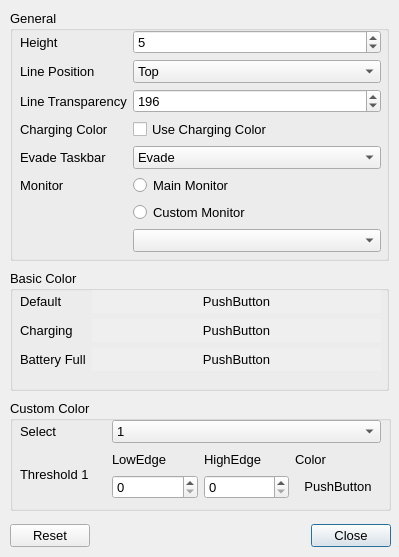
The window that settingdialog.ui (ied206/BatteryLine-v2) describes before a commit, drawn with Qt 5.
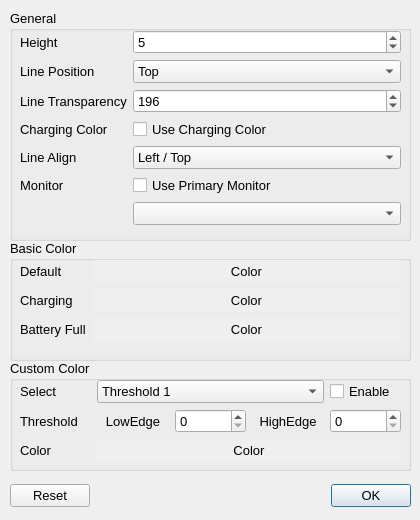
The same window after the commit.

Commit message: Implmented all functions of SettingDialog

Patch:
```diff
--- a/settingdialog.ui
+++ b/settingdialog.ui
@@ -6,8 +6,8 @@
    <rect>
     <x>0</x>
     <y>0</y>
-    <width>399</width>
-    <height>557</height>
+    <width>420</width>
+    <height>520</height>
    </rect>
   </property>
   <property name="font">
@@ -23,8 +23,8 @@
    <property name="geometry">
     <rect>
      <x>10</x>
-     <y>520</y>
-     <width>381</width>
+     <y>480</y>
+     <width>401</width>
      <height>32</height>
     </rect>
    </property>
@@ -32,15 +32,15 @@
     <enum>Qt::Horizontal</enum>
    </property>
    <property name="standardButtons">
-    <set>QDialogButtonBox::Close|QDialogButtonBox::Reset</set>
+    <set>QDialogButtonBox::Ok|QDialogButtonBox::Reset</set>
    </property>
   </widget>
   <widget class="QGroupBox" name="customColorGroupBox">
    <property name="geometry">
     <rect>
      <x>10</x>
-     <y>400</y>
-     <width>381</width>
+     <y>360</y>
+     <width>401</width>
      <height>111</height>
     </rect>
    </property>
@@ -57,69 +57,39 @@
      <rect>
       <x>10</x>
       <y>20</y>
-      <width>361</width>
-      <height>79</height>
+      <width>381</width>
+      <height>85</height>
      </rect>
     </property>
     <layout class="QGridLayout" name="gridLayout_2">
-     <item row="2" column="3">
-      <widget class="QPushButton" name="customColorPushButton">
+     <item row="0" column="4">
+      <widget class="QCheckBox" name="customEnableCheckBox">
        <property name="text">
-        <string>PushButton</string>
-       </property>
-       <property name="flat">
-        <bool>true</bool>
+        <string>Enable</string>
        </property>
       </widget>
      </item>
-     <item row="2" column="2">
-      <widget class="QSpinBox" name="highEdgeSpinBox"/>
-     </item>
-     <item row="2" column="1">
+     <item row="1" column="2">
       <widget class="QSpinBox" name="lowEdgeSpinBox"/>
      </item>
-     <item row="0" column="1" colspan="3">
-      <widget class="QComboBox" name="customColorComboBox">
-       <item>
-        <property name="text">
-         <string>1</string>
-        </property>
-       </item>
-       <item>
-        <property name="text">
-         <string>2</string>
-        </property>
-       </item>
-       <item>
-        <property name="text">
-         <string>3</string>
-        </property>
-       </item>
-       <item>
-        <property name="text">
-         <string>4</string>
-        </property>
-       </item>
-       <item>
-        <property name="text">
-         <string>5</string>
-        </property>
-       </item>
-       <item>
-        <property name="text">
-         <string>6</string>
-        </property>
-       </item>
-       <item>
-        <property name="text">
-         <string>7</string>
-        </property>
-       </item>
-       <item>
-        <property name="text">
-         <string>8</string>
-        </property>
-       </item>
+     <item row="2" column="0">
+      <widget class="QLabel" name="label_23">
+       <property name="text">
+        <string>Color</string>
+       </property>
+       <property name="alignment">
+        <set>Qt::AlignLeading|Qt::AlignLeft|Qt::AlignVCenter</set>
+       </property>
+      </widget>
+     </item>
+     <item row="1" column="3">
+      <widget class="QLabel" name="label_22">
+       <property name="text">
+        <string>HighEdge</string>
+       </property>
+       <property name="alignment">
+        <set>Qt::AlignCenter</set>
+       </property>
       </widget>
      </item>
      <item row="0" column="0">
@@ -129,18 +99,62 @@
        </property>
       </widget>
      </item>
-     <item row="1" column="0" rowspan="2">
+     <item row="1" column="4">
+      <widget class="QSpinBox" name="highEdgeSpinBox">
+       <property name="maximum">
+        <number>100</number>
+       </property>
+      </widget>
+     </item>
+     <item row="1" column="0">
       <widget class="QLabel" name="thresholLabel">
        <property name="text">
-        <string>Threshold 1</string>
+        <string>Threshold</string>
        </property>
       </widget>
      </item>
-     <item row="1" column="2">
-      <widget class="QLabel" name="label_22">
-       <property name="text">
-        <string>HighEdge</string>
-       </property>
+     <item row="0" column="1" colspan="3">
+      <widget class="QComboBox" name="customEnableComboBox">
+       <item>
+        <property name="text">
+         <string>Threshold 1</string>
+        </property>
+       </item>
+       <item>
+        <property name="text">
+         <string>Threshold 2</string>
+        </property>
+       </item>
+       <item>
+        <property name="text">
+         <string>Threshold 3</string>
+        </property>
+       </item>
+       <item>
+        <property name="text">
+         <string>Threshold 4</string>
+        </property>
+       </item>
+       <item>
+        <property name="text">
+         <string>Threshold 5</string>
+        </property>
+       </item>
+       <item>
+        <property name="text">
+         <string>Threshold 6</string>
+        </property>
+       </item>
+       <item>
+        <property name="text">
+         <string>Threshold 7</string>
+        </property>
+       </item>
+       <item>
+        <property name="text">
+         <string>Threshold 8</string>
+        </property>
+       </item>
       </widget>
      </item>
      <item row="1" column="1">
@@ -148,13 +162,22 @@
        <property name="text">
         <string>LowEdge</string>
        </property>
+       <property name="alignment">
+        <set>Qt::AlignCenter</set>
+       </property>
       </widget>
      </item>
-     <item row="1" column="3">
-      <widget class="QLabel" name="label_23">
+     <item row="2" column="1" colspan="4">
+      <widget class="QPushButton" name="customColorPushButton">
+       <property name="autoFillBackground">
+        <bool>true</bool>
+       </property>
        <property name="text">
         <string>Color</string>
        </property>
+       <property name="flat">
+        <bool>true</bool>
+       </property>
       </widget>
      </item>
     </layout>
@@ -164,8 +187,8 @@
    <property name="geometry">
     <rect>
      <x>10</x>
-     <y>270</y>
-     <width>379</width>
+     <y>240</y>
+     <width>401</width>
      <height>121</height>
     </rect>
    </property>
@@ -183,7 +206,7 @@
      <rect>
       <x>10</x>
       <y>20</y>
-      <width>361</width>
+      <width>381</width>
       <height>98</height>
      </rect>
     </property>
@@ -219,7 +242,7 @@
         <bool>true</bool>
        </property>
        <property name="text">
-        <string>PushButton</string>
+        <string>Color</string>
        </property>
        <property name="flat">
         <bool>true</bool>
@@ -240,7 +263,7 @@
       </widget>
      </item>
      <item row="1" column="1">
-      <widget class="QPushButton" name="chargingColorPushButton">
+      <widget class="QPushButton" name="chargeColorPushButton">
        <property name="font">
         <font>
          <family>Segoe UI</family>
@@ -251,7 +274,7 @@
         <bool>true</bool>
        </property>
        <property name="text">
-        <string>PushButton</string>
+        <string>Color</string>
        </property>
        <property name="flat">
         <bool>true</bool>
@@ -283,7 +306,7 @@
         <bool>true</bool>
        </property>
        <property name="text">
-        <string>PushButton</string>
+        <string>Color</string>
        </property>
        <property name="flat">
         <bool>true</bool>
@@ -298,8 +321,8 @@
     <rect>
      <x>10</x>
      <y>10</y>
-     <width>379</width>
-     <height>251</height>
+     <width>401</width>
+     <height>231</height>
     </rect>
    </property>
    <property name="font">
@@ -316,8 +339,8 @@
      <rect>
       <x>10</x>
       <y>20</y>
-      <width>361</width>
-      <height>222</height>
+      <width>381</width>
+      <height>201</height>
      </rect>
     </property>
     <property name="font">
@@ -437,75 +460,6 @@
        </property>
       </widget>
      </item>
-     <item row="4" column="1">
-      <widget class="QComboBox" name="taskbarComboBox">
-       <property name="font">
-        <font>
-         <family>Segoe UI</family>
-         <pointsize>10</pointsize>
-        </font>
-       </property>
-       <item>
-        <property name="text">
-         <string>Evade</string>
-        </property>
-       </item>
-       <item>
-        <property name="text">
-         <string>Ignore</string>
-        </property>
-       </item>
-      </widget>
-     </item>
-     <item row="5" column="0">
-      <widget class="QLabel" name="label_2">
-       <property name="font">
-        <font>
-         <family>Segoe UI</family>
-         <pointsize>10</pointsize>
-        </font>
-       </property>
-       <property name="text">
-        <string>Monitor</string>
-       </property>
-      </widget>
-     </item>
-     <item row="5" column="1">
-      <widget class="QRadioButton" name="mainMonitorRadioButton">
-       <property name="font">
-        <font>
-         <family>Segoe UI</family>
-         <pointsize>10</pointsize>
-        </font>
-       </property>
-       <property name="text">
-        <string>Main Monitor</string>
-       </property>
-      </widget>
-     </item>
-     <item row="7" column="1">
-      <widget class="QComboBox" name="customMonitorComboBox">
-       <property name="font">
-        <font>
-         <family>Segoe UI</family>
-         <pointsize>10</pointsize>
-        </font>
-       </property>
-      </widget>
-     </item>
-     <item row="3" column="1">
-      <widget class="QCheckBox" name="showChargeCheckBox">
-       <property name="font">
-        <font>
-         <family>Segoe UI</family>
-         <pointsize>10</pointsize>
-        </font>
-       </property>
-       <property name="text">
-        <string>Use Charging Color</string>
-       </property>
-      </widget>
-     </item>
      <item row="3" column="0">
       <widget class="QLabel" name="label">
        <property name="font">
@@ -519,6 +473,19 @@
        </property>
       </widget>
      </item>
+     <item row="3" column="1">
+      <widget class="QCheckBox" name="showChargeCheckBox">
+       <property name="font">
+        <font>
+         <family>Segoe UI</family>
+         <pointsize>10</pointsize>
+        </font>
+       </property>
+       <property name="text">
+        <string>Use Charging Color</string>
+       </property>
+      </widget>
+     </item>
      <item row="4" column="0">
       <widget class="QLabel" name="label_4">
        <property name="font">
@@ -528,14 +495,57 @@
         </font>
        </property>
        <property name="text">
-        <string>Evade Taskbar</string>
+        <string>Line Align</string>
+       </property>
+      </widget>
+     </item>
+     <item row="4" column="1">
+      <widget class="QComboBox" name="alignComboBox">
+       <property name="font">
+        <font>
+         <family>Segoe UI</family>
+         <pointsize>10</pointsize>
+        </font>
+       </property>
+       <item>
+        <property name="text">
+         <string>Left / Top</string>
+        </property>
+       </item>
+       <item>
+        <property name="text">
+         <string>RIght / Bottom</string>
+        </property>
+       </item>
+      </widget>
+     </item>
+     <item row="5" column="0">
+      <widget class="QLabel" name="label_2">
+       <property name="font">
+        <font>
+         <family>Segoe UI</family>
+         <pointsize>10</pointsize>
+        </font>
+       </property>
+       <property name="text">
+        <string>Monitor</string>
+       </property>
+      </widget>
+     </item>
+     <item row="5" column="1">
+      <widget class="QCheckBox" name="mainMonitorCheckBox">
+       <property name="text">
+        <string>Use Primary Monitor</string>
        </property>
       </widget>
      </item>
      <item row="6" column="1">
-      <widget class="QRadioButton" name="curstomMonitorRadioButton">
-       <property name="text">
-        <string>Custom Monitor</string>
+      <widget class="QComboBox" name="customMonitorComboBox">
+       <property name="font">
+        <font>
+         <family>Segoe UI</family>
+         <pointsize>10</pointsize>
+        </font>
        </property>
       </widget>
      </item>
```
Left out of the diff: 13 changed lines with no effect on the pictures. The commit also changes 12 other files.
